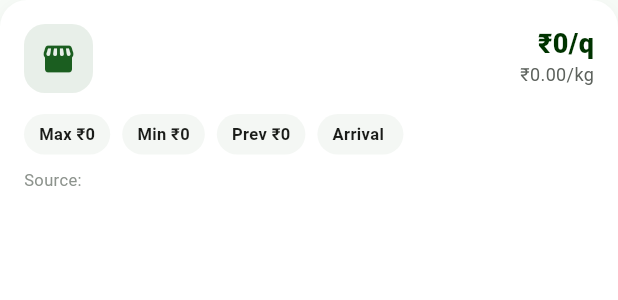
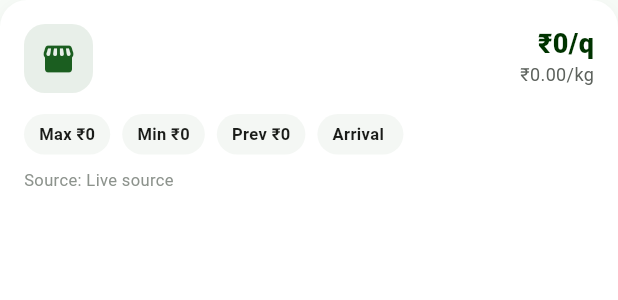
Before and after one commit to dattatreyanammina/Impact-Forge, a Flutter app: the _MarketPriceCard widget shown alone on an empty page, opened directly with empty values, on a phone screen of 412 x 824 dp. Shown: the top 300 px of the screen. Run offline on Flutter 3.47's test engine with Material 3 defaults, Android fonts, the phone set to English and light mode, and no system bars; our stand-ins replace cloud_firestore, connectivity_plus, easy_localization, firebase_auth, firebase_core, flutter_riverpod and 8 more; missing offline and left inert: dart:html, google_mlkit_image_labeling; accounts and stored records are empty; network calls fail.

Commit message:
updated market screen

```diff
--- a/assets/translations/en.json
+++ b/assets/translations/en.json
@@ -44,6 +44,7 @@
   "continue_with_google": "Continue with Google",
   "skip_to_dashboard": "Skip to Dashboard (Debug Mode)",
   "sign_in_failed": "Sign in failed.",
+  "live_market_prices": "Live Market Prices",
   "market_saathi": "Market Saathi",
   "kurnool_adoni_region": "Kurnool & Adoni Region",
   "refresh": "Refresh",
--- a/assets/translations/te.json
+++ b/assets/translations/te.json
@@ -44,6 +44,7 @@
   "continue_with_google": "గూగుల్ తో కొనసాగండి",
   "skip_to_dashboard": "డ్యాష్‌బోర్డ్ వెళ్లండి (డీబగ్ మోడ్)",
   "sign_in_failed": "సైన్ ఇన్ విఫలమైంది.",
+  "live_market_prices": "ప్రత్యక్ష మార్కెట్ ధరలు",
   "market_saathi": "మార్కెట్ సాథీ",
   "kurnool_adoni_region": "కర్నూలు & ఆదోని ప్రాంతం",
   "refresh": "తాజా చేయండి",
--- a/lib/features/market/screens/market_screen.dart
+++ b/lib/features/market/screens/market_screen.dart
@@ -317,6 +317,8 @@
 
   @override
   Widget build(BuildContext context) {
+    final sourceHost = Uri.tryParse(price.sourceUrl)?.host;
+
     return Container(
       padding: const EdgeInsets.all(16),
       decoration: BoxDecoration(
@@ -352,12 +354,24 @@
                   children: [
                     Text(
                       price.displayName,
+                      maxLines: 2,
+                      overflow: TextOverflow.ellipsis,
                       style: const TextStyle(
                         fontSize: 16,
                         fontWeight: FontWeight.bold,
                         color: AppColors.textPrimary,
                       ),
                     ),
+                    if (price.variety.isNotEmpty) ...[
+                      const SizedBox(height: 4),
+                      Text(
+                        price.variety,
+                        style: const TextStyle(
+                          fontSize: 12,
+                          color: AppColors.textSecondary,
+                        ),
+                      ),
+                    ],
                     const SizedBox(height: 3),
                     Text(
                       price.market,
@@ -404,7 +418,7 @@
           ),
           const SizedBox(height: 10),
           Text(
-            'Source: ${price.sourceUrl}',
+            'Source: ${sourceHost != null && sourceHost.isNotEmpty ? sourceHost : 'Live source'}',
             style: const TextStyle(
               fontSize: 11,
               color: AppColors.textMuted,
```
Also changed, not shown: lib/services/market_service.dart (+11 -1 lines).
